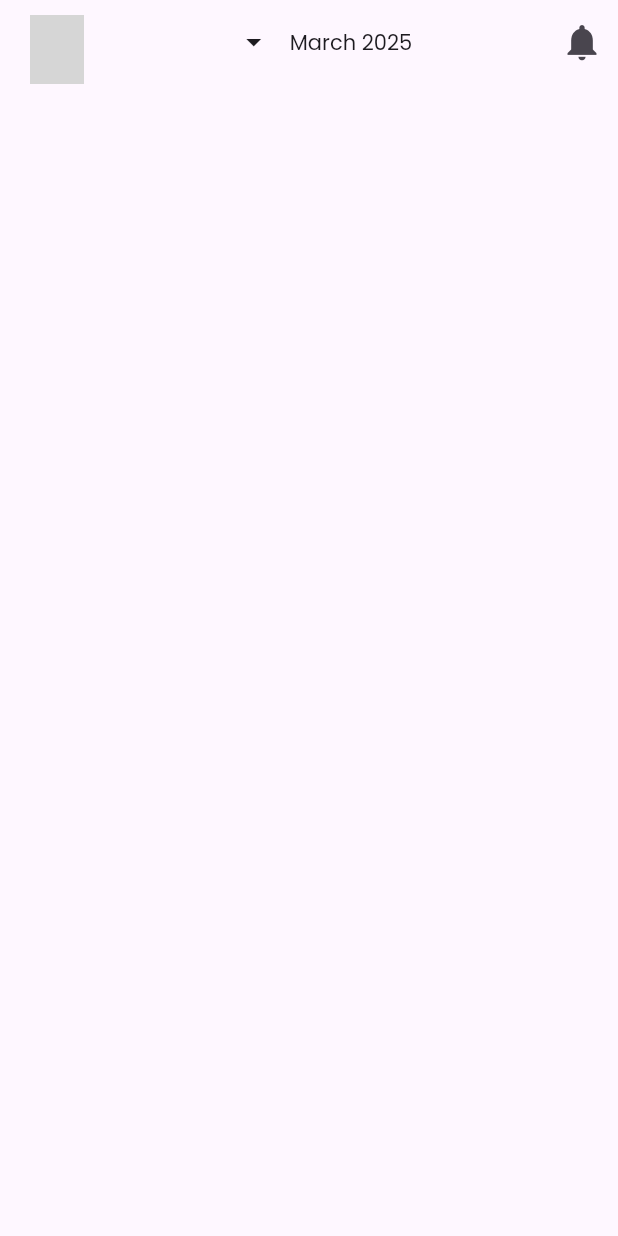
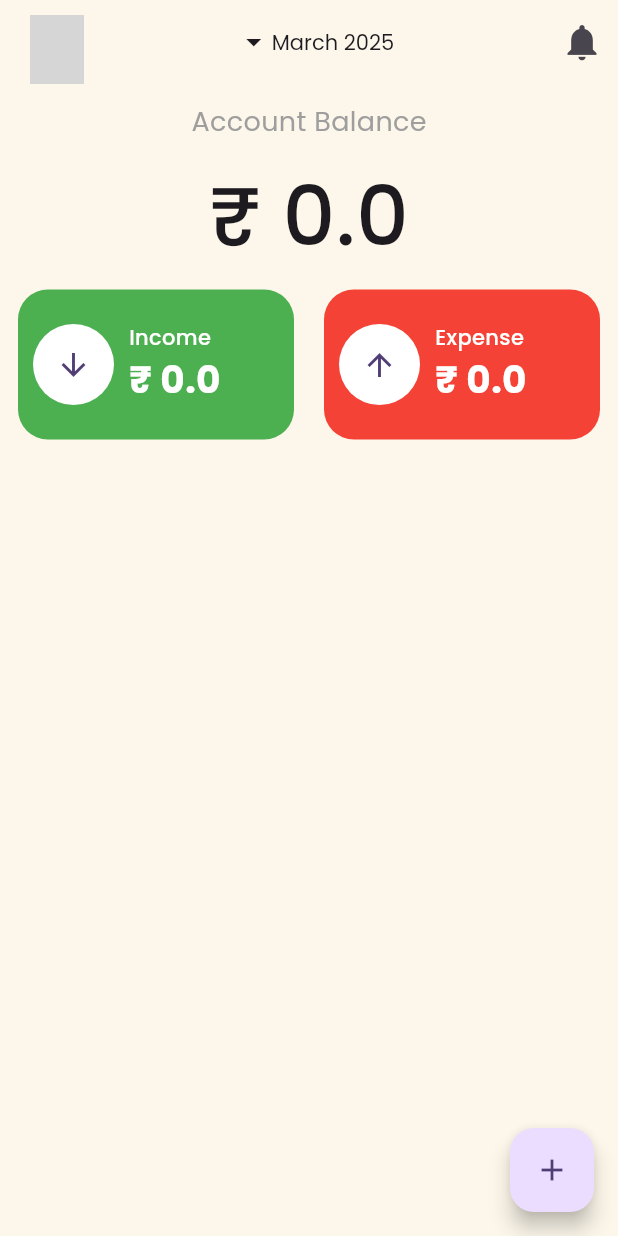
Before and after one commit to tusharkhatriofficial/CipherSchools-Flutter-Assignment, a Flutter app: the HomeScreen screen opened directly, on a phone screen of 412 x 824 dp. Run offline on Flutter 3.47's test engine with Material 3 defaults, Android fonts, the phone set to English and light mode, and no system bars; our stand-ins replace cloud_firestore, firebase_auth, firebase_core, google_fonts, google_sign_in, hive and 2 more; accounts and stored records are empty; network calls fail; grey boxes are pictures that could not be loaded.

Commit message:
Write add_expense screen, Write add expense functions, Update UI of homescreen

```diff
--- a/lib/constants/colors.dart
+++ b/lib/constants/colors.dart
@@ -4,3 +4,4 @@ Color kPrimaryColor = Color(0xff7b61ff);
 Color kPrimaryTextColor = Colors.white;
 Color kPrimaryIconColor = Colors.white;
 Color kBackgroundWhite = Colors.white;
+Color kSecondaryColor = Color(0xff0177ff);
--- a/lib/models/expense.dart
+++ b/lib/models/expense.dart
@@ -1,16 +1,30 @@
 import 'package:hive/hive.dart';
+
 part 'expense.g.dart';
 
-@HiveType(typeId: 1)
+@HiveType(typeId: 3) // Unique typeId for Expense model
 class Expense {
   @HiveField(0)
   String category;
 
   @HiveField(1)
+  String description;
+
+  @HiveField(2)
   double amount;
 
-  @HiveField(2)
-  DateTime date;
+  @HiveField(3)
+  DateTime date; // Timestamp of the expense
 
-  Expense({required this.category, required this.amount, required this.date});
+  Expense({
+    required this.category,
+    required this.description,
+    required this.amount,
+    required this.date,
+  });
+
+  @override
+  String toString() {
+    return 'Expense(category: $category, description: $description, amount: $amount, date: $date)';
+  }
 }
--- a/lib/screens/home_screen.dart
+++ b/lib/screens/home_screen.dart
@@ -1,10 +1,14 @@
+import 'package:cipherx/constants/colors.dart';
 import 'package:cipherx/helpers/auth_helper.dart';
+import 'package:cipherx/screens/add_expense.dart';
 import 'package:cipherx/screens/welcome_screen.dart';
 import 'package:firebase_auth/firebase_auth.dart';
 import 'package:flutter/material.dart';
 import 'package:google_fonts/google_fonts.dart';
+import 'package:intl/intl.dart';
 import 'package:provider/provider.dart';
 
+import '../models/expense.dart';
 import '../providers/expense_provider.dart';
 
 class HomeScreen extends StatelessWidget {
@@ -28,8 +32,20 @@ class HomeScreen extends StatelessWidget {
     String currentMonth = expenseProvider.getMonthlyData(expenseProvider.getCurrentMonthYear())?.monthYear ?? "Unknown";
     final monthlyData = expenseProvider.getMonthlyData(currentMonth);
 
+
+
     return Scaffold(
+      floatingActionButton: FloatingActionButton(
+          onPressed: (){
+            Navigator.of(context).push(MaterialPageRoute(builder: (context){
+              return AddExpense();
+            }));
+          },
+        child: Icon(Icons.add),
+      ),
       appBar: AppBar(
+        backgroundColor: Color(0xfffdf7eb),
+        elevation: 0,
         leading: Padding(
           padding: const EdgeInsets.only(left: 20.0, top: 10.0),
           child: CircleAvatar(
@@ -39,8 +55,12 @@ class HomeScreen extends StatelessWidget {
         title: Row(
           mainAxisAlignment: MainAxisAlignment.center,
           children: [
-            IconButton(onPressed: (){}, icon: Icon(Icons.arrow_drop_down)),
-            Text(currentMonth.toString(), style: GoogleFonts.poppins(fontSize: 14.0),),
+            Icon(Icons.arrow_drop_down),
+            Consumer<ExpenseProvider>(
+                builder: (context, expenseProvider, child){
+                  return Text(currentMonth.toString(), style: GoogleFonts.poppins(fontSize: 14.0),);
+                }
+            ),
           ],
         ),
         centerTitle: true,
@@ -52,10 +72,108 @@ class HomeScreen extends StatelessWidget {
       body: monthlyData == null? Center(child: Text("No data found for $currentMonth"))
           :
           //monthly data is not null (btw it wont be null in any case.)
-      Column(
-        children: [
+      Scaffold(
+        backgroundColor: Color(0xfffdf7eb),
+        body: SafeArea(
+          child: Padding(
+            padding: const EdgeInsets.all(12.0),
+            child: Column(
+              children: [
+                Center(child: Text("Account Balance", style: GoogleFonts.poppins(color: Colors.grey, fontSize: 18.0),)),
+                SizedBox(height: 10.0,),
+                Center(child: Text("₹ ${monthlyData.totalIncome - monthlyData.totalExpense}", style: GoogleFonts.poppins(fontSize: 55.0, fontWeight: FontWeight.w500),)),
+                SizedBox(height: 10.0,),
+                //Income and expense cards
+                Row(
+                  children: [
+                    //Income Card
+                    Expanded(
+                      child: Container(
+                        height: 100.0,
+                        decoration: BoxDecoration(
+                          color: Colors.green,
+                          borderRadius: BorderRadius.circular(20.0)
+                        ),
+                        child: Row(
+                          children: [
+                            SizedBox(width: 10.0,),
+                            CircleAvatar(
+                              backgroundColor: Colors.white,
+                              child: Icon(Icons.arrow_downward),
+                              radius: 27.0,
+                            ),
+                            SizedBox(width: 10.0,),
+                            Column(
+                              mainAxisAlignment: MainAxisAlignment.center,
+                              crossAxisAlignment: CrossAxisAlignment.start,
+                              children: [
+                                Text("Income", style: GoogleFonts.poppins(color: Colors.white, fontSize: 14.0, fontWeight: FontWeight.w500),),
+                                Text("₹ ${monthlyData.totalIncome}", style: GoogleFonts.poppins(color: Colors.white, fontWeight: FontWeight.bold, fontSize: 25.0),),
+                              ],
+                            )
+                          ],
+                        ),
+                      ),
+                    ),
+                    SizedBox(width: 20.0,),
+                    //Expense Card
+                    Expanded(
+                      child: Container(
+                        height: 100.0,
+                        decoration: BoxDecoration(
+                            color: Colors.red,
+                            borderRadius: BorderRadius.circular(20.0)
+                        ),
+                        child: Row(
+                          children: [
+                            SizedBox(width: 10.0,),
+                            CircleAvatar(
+                              backgroundColor: Colors.white,
+                              child: Icon(Icons.arrow_upward),
+                              radius: 27.0,
+                            ),
+                            SizedBox(width: 10.0,),
+                            Column(
+                              mainAxisAlignment: MainAxisAlignment.center,
+                              crossAxisAlignment: CrossAxisAlignment.start,
+                              children: [
+                                Text("Expense", style: GoogleFonts.poppins(color: Colors.white, fontSize: 14.0, fontWeight: FontWeight.w500),),
+                                Consumer<ExpenseProvider>(
+                                    builder: (context, expenseProvider, child){
+                                      return Text("₹ ${monthlyData.totalExpense}", style: GoogleFonts.poppins(color: Colors.white, fontWeight: FontWeight.bold, fontSize: 25.0),);
+                                    }),
+                              ],
+                            ),
+                          ],
+                        ),
+                      ),
+                    ),
+                  ],
+                ),
+                SizedBox(height: 30.0,),
+                //Expenses List
+                Column(
+                  children: [
+                    for(int i = 0; i <monthlyData.expenses.length; i++)...[
+                      ListTile(
+                        title: Text("${monthlyData.expenses[i].description}"),
+                        subtitle: Text("${monthlyData.expenses[i].category}"),
+                        trailing: Column(
+                          children: [
+                            Text("- ${monthlyData.expenses[i].amount}", style: GoogleFonts.poppins(fontSize: 18.0, color: Colors.red, fontWeight: FontWeight.w600),),
+                            Text("${DateFormat.jm().format(monthlyData.expenses[i].date)}"),
+                          ],
+                        ),
+                      ),
+                    ],
 
-        ],
+
+                  ],
+                ),
+              ],
+            ),
+          ),
+        ),
       )
     );
   }
--- a/pubspec.yaml
+++ b/pubspec.yaml
@@ -43,6 +43,7 @@ dependencies:
   provider: ^6.0.5
   hive: ^2.2.3
   hive_flutter: ^1.1.0
+  intl: ^0.18.1
 
 dev_dependencies:
   build_runner: ^2.4.6
```
Also changed, not shown: lib/providers/expense_provider.dart (+36 -9 lines), lib/screens/add_expense.dart (added, +177 -0 lines), lib/models/expense.g.dart, pubspec.lock, 4 other files.
